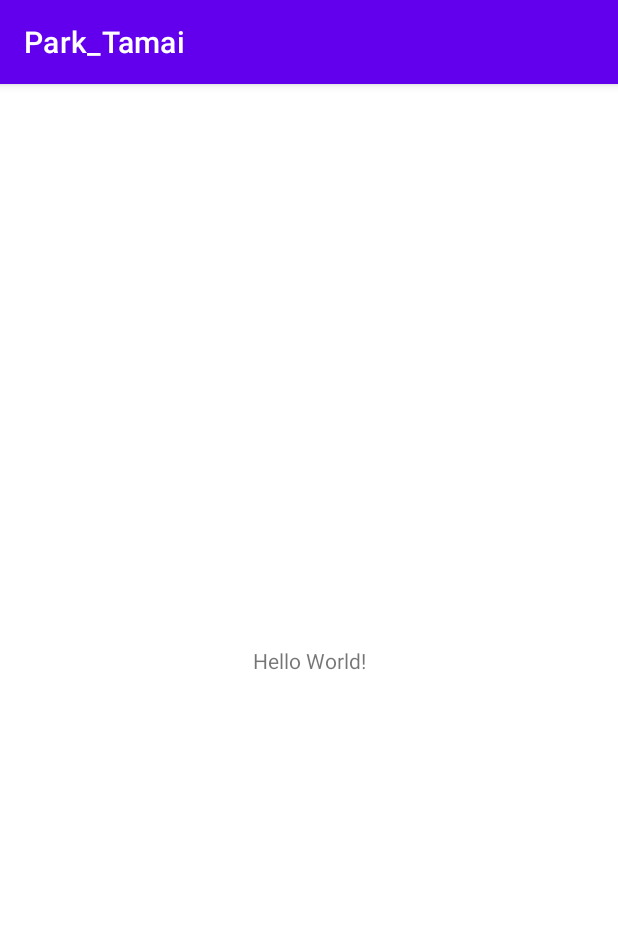
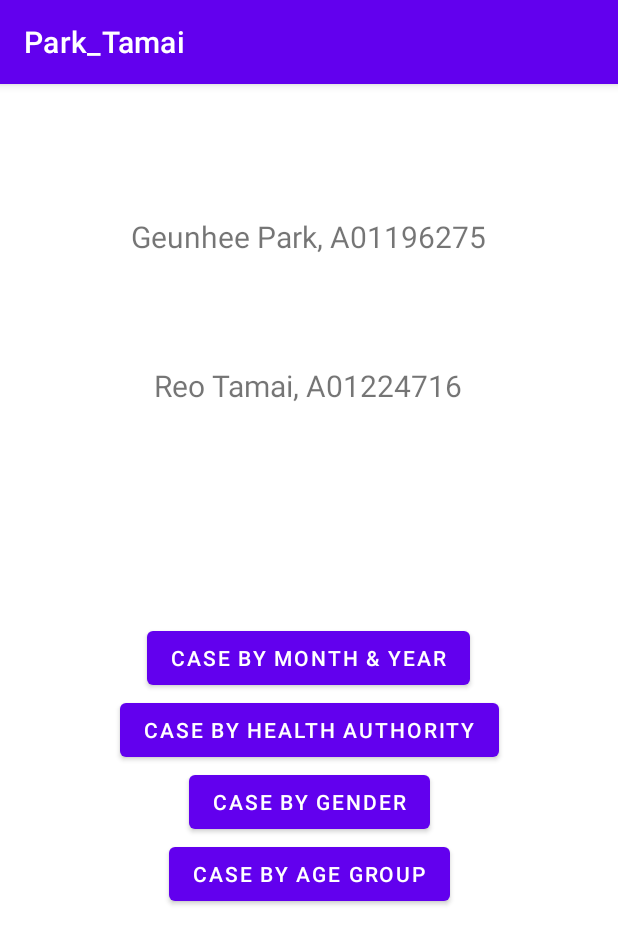
Before and after one commit to gunehee6566/Comp3717-Assignment2, an Android app: the screen it shows after launch (MainActivity), on a phone screen of 412 x 824 dp. Shown: the top 944 px of the screen. Run offline under Robolectric (Android 15) with nearby library versions, the phone set to English and light mode, and no system bars.

Commit message:
added activities

```diff
--- a/app/src/main/java/ca/bcit/park_tamai/MainActivity.java
+++ b/app/src/main/java/ca/bcit/park_tamai/MainActivity.java
@@ -3,12 +3,19 @@ package ca.bcit.park_tamai;
 import androidx.appcompat.app.AppCompatActivity;
 
 import android.os.Bundle;
+import android.widget.Button;
 
 public class MainActivity extends AppCompatActivity {
 
+    private Button btn_month_year;
+    private Button btn_ha;
+    private Button btn_gender;
+    private Button btn_age;
     @Override
     protected void onCreate(Bundle savedInstanceState) {
         super.onCreate(savedInstanceState);
         setContentView(R.layout.activity_main);
+
+
     }
 }
--- a/app/src/main/res/layout/activity_main.xml
+++ b/app/src/main/res/layout/activity_main.xml
@@ -7,12 +7,64 @@
     tools:context=".MainActivity">
 
     <TextView
+        android:id="@+id/textView"
         android:layout_width="wrap_content"
         android:layout_height="wrap_content"
-        android:text="Hello World!"
-        app:layout_constraintBottom_toBottomOf="parent"
-        app:layout_constraintLeft_toLeftOf="parent"
-        app:layout_constraintRight_toRightOf="parent"
+        android:layout_marginTop="88dp"
+        android:text="@string/genie_info"
+        android:textSize="20sp"
+        app:layout_constraintEnd_toEndOf="parent"
+        app:layout_constraintHorizontal_bias="0.497"
+        app:layout_constraintStart_toStartOf="parent"
         app:layout_constraintTop_toTopOf="parent" />
 
+    <TextView
+        android:id="@+id/stud2"
+        android:layout_width="wrap_content"
+        android:layout_height="wrap_content"
+        android:layout_marginTop="72dp"
+        android:text="@string/reo_info"
+        android:textSize="20sp"
+        app:layout_constraintEnd_toEndOf="parent"
+        app:layout_constraintHorizontal_bias="0.498"
+        app:layout_constraintStart_toStartOf="parent"
+        app:layout_constraintTop_toBottomOf="@+id/textView" />
+
+    <Button
+        android:id="@+id/button"
+        android:layout_width="wrap_content"
+        android:layout_height="wrap_content"
+        android:layout_marginTop="144dp"
+        android:text="@string/case_by_month_year"
+        app:layout_constraintEnd_toEndOf="parent"
+        app:layout_constraintHorizontal_bias="0.498"
+        app:layout_constraintStart_toStartOf="parent"
+        app:layout_constraintTop_toBottomOf="@+id/stud2" />
+
+    <Button
+        android:id="@+id/button2"
+        android:layout_width="wrap_content"
+        android:layout_height="wrap_content"
+        android:text="@string/case_by_health_authority"
+        app:layout_constraintEnd_toEndOf="parent"
+        app:layout_constraintStart_toStartOf="parent"
+        app:layout_constraintTop_toBottomOf="@+id/button" />
+
+    <Button
+        android:id="@+id/button3"
+        android:layout_width="wrap_content"
+        android:layout_height="wrap_content"
+        android:text="@string/case_by_gender"
+        app:layout_constraintEnd_toEndOf="parent"
+        app:layout_constraintStart_toStartOf="parent"
+        app:layout_constraintTop_toBottomOf="@+id/button2" />
+
+    <Button
+        android:id="@+id/button4"
+        android:layout_width="wrap_content"
+        android:layout_height="wrap_content"
+        android:text="@string/case_by_age_group"
+        app:layout_constraintEnd_toEndOf="parent"
+        app:layout_constraintStart_toStartOf="parent"
+        app:layout_constraintTop_toBottomOf="@+id/button3" />
 </androidx.constraintlayout.widget.ConstraintLayout>
--- a/app/src/main/res/values/strings.xml
+++ b/app/src/main/res/values/strings.xml
@@ -1,3 +1,9 @@
 <resources>
     <string name="app_name">Park_Tamai</string>
+    <string name="genie_info">Geunhee Park, A01196275</string>
+    <string name="reo_info">Reo Tamai, A01224716</string>
+    <string name="case_by_month_year">Case by month &amp; year</string>
+    <string name="case_by_health_authority">Case by health authority</string>
+    <string name="case_by_gender">Case by gender</string>
+    <string name="case_by_age_group">Case by age group</string>
 </resources>
```
Also changed, not shown: app/src/main/AndroidManifest.xml (+12 -0 lines), app/src/main/java/ca/bcit/park_tamai/byAge.java (added, +14 -0 lines), app/src/main/java/ca/bcit/park_tamai/byDate.java (added, +14 -0 lines), app/src/main/java/ca/bcit/park_tamai/byGender.java (added, +14 -0 lines), app/src/main/java/ca/bcit/park_tamai/byHA.java (added, +14 -0 lines), app/src/main/res/layout/activity_by_age.xml (added, +9 -0 lines), app/src/main/res/layout/activity_by_date.xml (added, +9 -0 lines), app/src/main/res/layout/activity_by_gender.xml (added, +9 -0 lines), app/src/main/res/layout/activity_by_ha.xml (added, +9 -0 lines).
